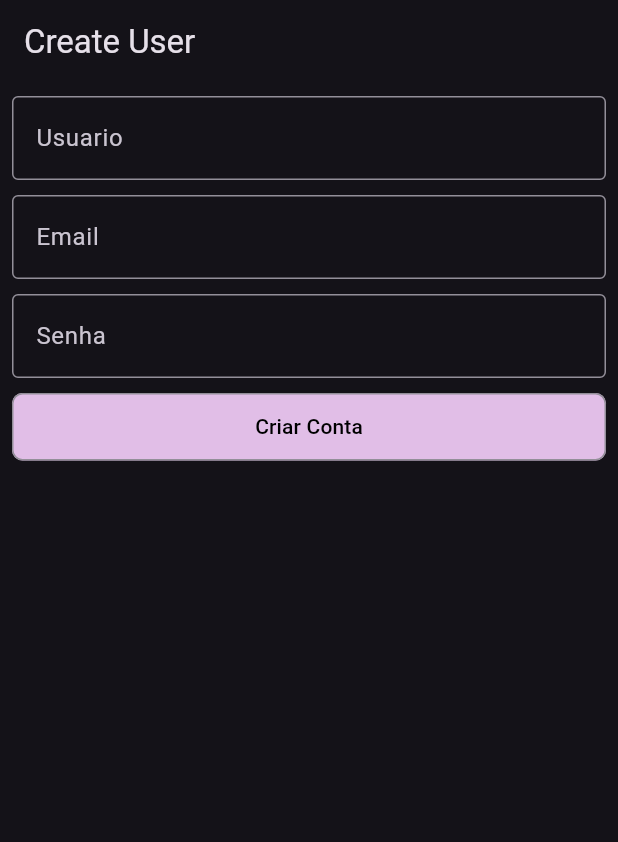
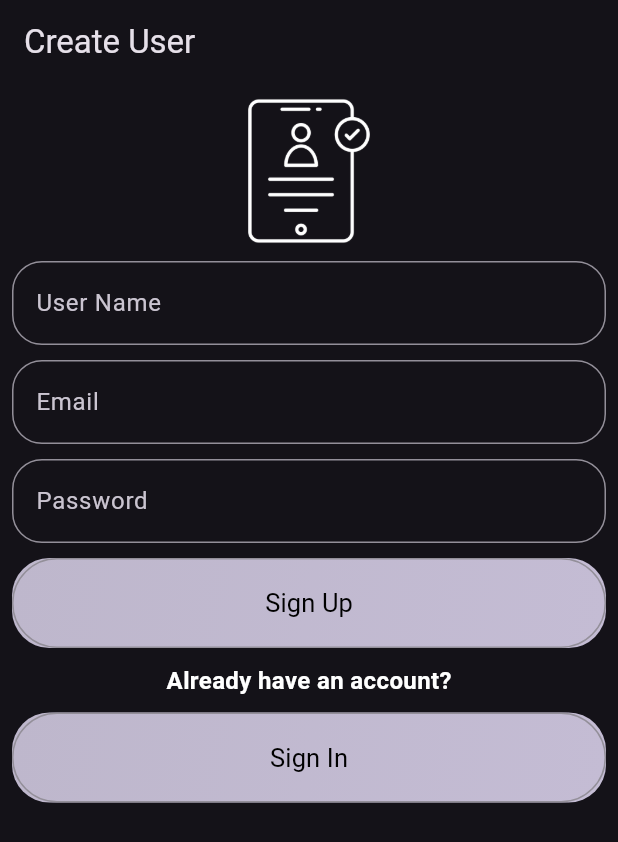
Before and after one commit to MatheusMed/app_crud_ezoom, a Flutter app: the screen it shows after launch, on a phone screen of 412 x 824 dp. Shown: the top 842 px of the screen. Run offline on Flutter 3.47's test engine with Material 3 defaults, Android fonts, the phone set to English and light mode, and no system bars; our stand-ins replace dio, shared_preferences.

Commit message:
create login screen

```diff
--- a/lib/app/controllers/home_controller.dart
+++ /dev/null
@@ -1,7 +0,0 @@
-import 'package:flutter/material.dart';
-
-class HomeController {
-  final textEddtingName = TextEditingController();
-  final textEddtingPassword = TextEditingController();
-  final textEddtingEmail = TextEditingController();
-}
--- /dev/null
+++ b/lib/app/controllers/user_controller.dart
@@ -0,0 +1,56 @@
+import 'package:app_crud_ezoom/app/models/user_model.dart';
+import 'package:app_crud_ezoom/app/services/user/i_user_service.dart';
+import 'package:flutter/material.dart';
+
+class UserController {
+  final textEddtingName = TextEditingController();
+  final textEddtingPassword = TextEditingController();
+  final textEddtingEmail = TextEditingController();
+
+  final keySingUp = GlobalKey<FormState>();
+
+  final IUserService _servicesImp;
+
+  UserController(this._servicesImp);
+
+  Future<void> createUser() async {
+    if (keySingUp.currentState!.validate()) {
+      final userModel = UserModel(
+        name: textEddtingName.text,
+        email: textEddtingEmail.text,
+        password: textEddtingPassword.text,
+      );
+
+      await _servicesImp.create(userModel: userModel);
+    }
+  }
+
+  Future<UserModel> login() async {
+    late UserModel user;
+    try {
+      if (keySingUp.currentState!.validate()) {
+        final userModel = UserModel(
+          email: textEddtingEmail.text,
+          password: textEddtingPassword.text,
+        );
+
+        user = await _servicesImp.loginUser(userModel: userModel);
+      }
+      return user;
+    } catch (e) {
+      throw Exception(e.toString());
+    }
+  }
+
+  disposeTextEditing() {
+    textEddtingEmail.dispose();
+    textEddtingName.dispose();
+    textEddtingPassword.dispose();
+  }
+
+  clearTextEditing() {
+    textEddtingEmail.clear();
+    textEddtingName.clear();
+    textEddtingPassword.clear();
+  }
+}
--- a/lib/app/models/user_model.dart
+++ b/lib/app/models/user_model.dart
@@ -5,21 +5,21 @@ import 'package:app_crud_ezoom/app/models/task_model.dart';
 import 'package:flutter/foundation.dart';
 
 class UserModel {
-  final int id;
-  final String name;
-  final String email;
-  final String password;
-  final DateTime createdAt;
-  final DateTime updateAt;
-  final List<TaskModel> tasks;
+  final int? id;
+  final String? name;
+  final String? email;
+  final String? password;
+  final DateTime? createdAt;
+  final DateTime? updateAt;
+  final List<TaskModel>? tasks;
   UserModel({
-    required this.id,
-    required this.name,
+    this.id,
+    this.name,
     required this.email,
     required this.password,
-    required this.createdAt,
-    required this.updateAt,
-    required this.tasks,
+    this.createdAt,
+    this.updateAt,
+    this.tasks,
   });
 
   Map<String, dynamic> toMap() {
@@ -28,25 +28,31 @@ class UserModel {
       'name': name,
       'email': email,
       'password': password,
-      'createdAt': createdAt.millisecondsSinceEpoch,
-      'updateAt': updateAt.millisecondsSinceEpoch,
-      'tasks': tasks.map((x) => x.toMap()).toList(),
+      'createdAt': createdAt?.millisecondsSinceEpoch,
+      'updateAt': updateAt?.millisecondsSinceEpoch,
+      'tasks': tasks?.map((x) => x.toMap()).toList(),
     };
   }
 
   factory UserModel.fromMap(Map<String, dynamic> map) {
     return UserModel(
-      id: map['id'] as int,
-      name: map['name'] as String,
-      email: map['email'] as String,
-      password: map['password'] as String,
-      createdAt: DateTime.fromMillisecondsSinceEpoch(map['createdAt'] as int),
-      updateAt: DateTime.fromMillisecondsSinceEpoch(map['updateAt'] as int),
-      tasks: List<TaskModel>.from(
-        (map['tasks'] as List<int>).map<TaskModel>(
-          (x) => TaskModel.fromMap(x as Map<String, dynamic>),
-        ),
-      ),
+      id: map['id'] != null ? map['id'] as int : null,
+      name: map['name'] != null ? map['name'] as String : null,
+      email: map['email'] != null ? map['email'] as String : null,
+      password: map['password'] != null ? map['password'] as String : null,
+      createdAt: map['createdAt'] != null
+          ? DateTime.fromMillisecondsSinceEpoch(map['createdAt'] as int)
+          : null,
+      updateAt: map['updateAt'] != null
+          ? DateTime.fromMillisecondsSinceEpoch(map['updateAt'] as int)
+          : null,
+      tasks: map['tasks'] != null
+          ? List<TaskModel>.from(
+              (map['tasks'] as List<int>).map<TaskModel?>(
+                (x) => TaskModel.fromMap(x as Map<String, dynamic>),
+              ),
+            )
+          : null,
     );
   }
 
@@ -83,4 +89,24 @@ class UserModel {
         updateAt.hashCode ^
         tasks.hashCode;
   }
+
+  UserModel copyWith({
+    int? id,
+    String? name,
+    String? email,
+    String? password,
+    DateTime? createdAt,
+    DateTime? updateAt,
+    List<TaskModel>? tasks,
+  }) {
+    return UserModel(
+      id: id ?? this.id,
+      name: name ?? this.name,
+      email: email ?? this.email,
+      password: password ?? this.password,
+      createdAt: createdAt ?? this.createdAt,
+      updateAt: updateAt ?? this.updateAt,
+      tasks: tasks ?? this.tasks,
+    );
+  }
 }
--- /dev/null
+++ b/lib/app/services/task/i_task_services.dart
@@ -0,0 +1,5 @@
+import 'package:app_crud_ezoom/app/models/task_model.dart';
+
+abstract interface class ITaskServices {
+  Future<TaskModel> createTask(TaskModel taskModel);
+}
--- /dev/null
+++ b/lib/app/services/task/task_services_imp.dart
@@ -0,0 +1 @@
+class TaskServicesImp {}
--- /dev/null
+++ b/lib/app/utils/constants.dart
@@ -0,0 +1,2 @@
+// ignore: constant_identifier_names
+const BASEURL = "https://crud-ezoom.vercel.app";
--- a/lib/app/views/home/home_view.dart
+++ /dev/null
@@ -1,55 +0,0 @@
-import 'package:app_crud_ezoom/app/controllers/home_controller.dart';
-import 'package:app_crud_ezoom/app/views/widgets/button.dart';
-import 'package:app_crud_ezoom/app/views/widgets/text_input.dart';
-import 'package:flutter/material.dart';
-
-class HomeView extends StatefulWidget {
-  const HomeView({super.key});
-
-  @override
-  State<HomeView> createState() => _HomeViewState();
-}
-
-class _HomeViewState extends State<HomeView> {
-  final controller = HomeController();
-
-  @override
-  void dispose() {
-    super.dispose();
-    controller.textEddtingEmail.dispose();
-    controller.textEddtingName.dispose();
-    controller.textEddtingPassword.dispose();
-  }
-
-  @override
-  Widget build(BuildContext context) {
-    return Scaffold(
-      appBar: AppBar(
-        title: const Text('Create User'),
-      ),
-      body: Padding(
-        padding: const EdgeInsets.all(8.0),
-        child: Column(
-          children: [
-            TextInput(
-              textEditingController: controller.textEddtingName,
-              labelText: "Usuario",
-            ),
-            const SizedBox(height: 10),
-            TextInput(
-              textEditingController: controller.textEddtingEmail,
-              labelText: "Email",
-            ),
-            const SizedBox(height: 10),
-            TextInput(
-              textEditingController: controller.textEddtingPassword,
-              labelText: "Senha",
-            ),
-            const SizedBox(height: 10),
-            Button(onPressed: () {}, label: "Criar Conta")
-          ],
-        ),
-      ),
-    );
-  }
-}
--- /dev/null
+++ b/lib/app/views/signUpView/sign_up_view.dart
@@ -0,0 +1,121 @@
+import 'package:app_crud_ezoom/app/controllers/user_controller.dart';
+import 'package:app_crud_ezoom/app/services/user/user_services_imp.dart';
+import 'package:app_crud_ezoom/app/views/signInView/sign_in_view.dart';
+import 'package:app_crud_ezoom/app/views/widgets/button.dart';
+import 'package:app_crud_ezoom/app/views/widgets/text_input.dart';
+import 'package:app_crud_ezoom/app/views/widgets/text_widget.dart';
+import 'package:dio/dio.dart';
+import 'package:flutter/material.dart';
+
+class SignUpView extends StatefulWidget {
+  const SignUpView({super.key});
+
+  @override
+  State<SignUpView> createState() => _SignUpViewState();
+}
+
+class _SignUpViewState extends State<SignUpView> {
+  final controller = UserController(UserServicesImp(dio: Dio()));
+
+  @override
+  void dispose() {
+    controller.disposeTextEditing();
+    super.dispose();
+  }
+
+  @override
+  Widget build(BuildContext context) {
+    return Scaffold(
+      appBar: AppBar(
+        title: const Text('Create User'),
+      ),
+      body: Padding(
+        padding: const EdgeInsets.all(8.0),
+        child: Center(
+          child: Form(
+            key: controller.keySingUp,
+            child: ListView(
+              children: [
+                SizedBox(
+                  height: 100,
+                  width: 200,
+                  child: Image.asset(
+                    "assets/icons/online-registration-outline.png",
+                    color: Colors.white,
+                  ),
+                ),
+                const SizedBox(height: 10),
+                TextInput(
+                  textEditingController: controller.textEddtingName,
+                  labelText: "User Name",
+                  validator: (value) {
+                    if (value == null || value.isEmpty) {
+                      return 'Required field';
+                    }
+                    return null;
+                  },
+                ),
+                const SizedBox(height: 10),
+                TextInput(
+                  textEditingController: controller.textEddtingEmail,
+                  labelText: "Email",
+                  validator: (value) {
+                    if (value == null || value.isEmpty) {
+                      return 'Required field';
+                    }
+                    return null;
+                  },
+                ),
+                const SizedBox(height: 10),
+                TextInput(
+                  textEditingController: controller.textEddtingPassword,
+                  labelText: "Password",
+                  validator: (value) {
+                    if (value == null || value.isEmpty) {
+                      return 'Required field';
+                    }
+                    return null;
+                  },
+                ),
+                const SizedBox(height: 10),
+                Button(
+                  onPressed: () async {
+                    await controller.createUser().then((value) {
+                      controller.clearTextEditing();
+                      return Navigator.push(
+                          context,
+                          MaterialPageRoute(
+                            builder: (context) => const SignInView(),
+                          ));
+                    });
+                  },
+                  label: "Sign Up",
+                ),
+                const SizedBox(height: 10),
+                const Center(
+                  child: TextWidget(
+                    label: "Already have an account?",
+                    fontWeight: FontWeight.w700,
+                  ),
+                ),
+                const SizedBox(height: 10),
+                Button(
+                  onPressed: () {
+                    controller.clearTextEditing();
+
+                    Navigator.push(
+                        context,
+                        MaterialPageRoute(
+                          builder: (context) => const SignInView(),
+                        ));
+                  },
+                  label: "Sign In",
+                ),
+              ],
+            ),
+          ),
+        ),
+      ),
+    );
+  }
+}
--- a/lib/app/views/widgets/button.dart
+++ b/lib/app/views/widgets/button.dart
@@ -1,3 +1,4 @@
+import 'package:app_crud_ezoom/app/views/widgets/text_widget.dart';
 import 'package:flutter/material.dart';
 
 class Button extends StatelessWidget {
@@ -7,22 +8,26 @@ class Button extends StatelessWidget {
 
   @override
   Widget build(BuildContext context) {
-    return SizedBox(
-      width: MediaQuery.of(context).size.width * 0.99,
-      height: 45,
+    return Container(
+      width: 370,
+      height: 60,
+      decoration: BoxDecoration(
+        borderRadius: BorderRadius.circular(25),
+        gradient: const LinearGradient(
+          colors: [
+            Color.fromARGB(255, 190, 183, 204),
+            Color.fromARGB(255, 196, 188, 212)
+          ],
+          begin: Alignment.topLeft,
+          end: Alignment.bottomRight,
+        ),
+      ),
       child: OutlinedButton(
-        style: OutlinedButton.styleFrom(
-          backgroundColor: Colors.purple.shade100,
-          shape: RoundedRectangleBorder(
-            borderRadius: BorderRadius.circular(7),
-          ),
-        ),
         onPressed: onPressed,
-        child: Text(
-          label,
-          style: const TextStyle(
-            color: Colors.black,
-          ),
+        child: TextWidget(
+          label: label,
+          color: Colors.black,
+          fontSize: 17,
         ),
       ),
     );
--- a/lib/app/views/widgets/text_input.dart
+++ b/lib/app/views/widgets/text_input.dart
@@ -3,18 +3,29 @@ import 'package:flutter/material.dart';
 class TextInput extends StatelessWidget {
   final TextEditingController textEditingController;
   final String labelText;
+  final FocusNode? focusNode;
+  final String? Function(String?)? validator;
   const TextInput(
       {super.key,
       required this.textEditingController,
-      required this.labelText});
+      required this.labelText,
+      this.focusNode,
+      this.validator});
 
   @override
   Widget build(BuildContext context) {
-    return TextFormField(
-      controller: textEditingController,
-      decoration: InputDecoration(
-        border: const OutlineInputBorder(),
-        labelText: labelText,
+    return SizedBox(
+      width: 370,
+      child: TextFormField(
+        controller: textEditingController,
+        validator: validator,
+        decoration: InputDecoration(
+          border: OutlineInputBorder(
+            borderRadius: BorderRadius.circular(20),
+          ),
+          labelText: labelText,
+        ),
+        focusNode: focusNode,
       ),
     );
   }
--- /dev/null
+++ b/lib/app/views/widgets/text_widget.dart
@@ -0,0 +1,24 @@
+import 'package:flutter/material.dart';
+
+class TextWidget extends StatelessWidget {
+  final String label;
+  final double? fontSize;
+  final Color? color;
+  final FontWeight? fontWeight;
+  const TextWidget({
+    super.key,
+    required this.label,
+    this.fontSize = 16,
+    this.fontWeight = FontWeight.normal,
+    this.color = Colors.white,
+  });
+
+  @override
+  Widget build(BuildContext context) {
+    return Text(
+      label,
+      style:
+          TextStyle(fontSize: fontSize, fontWeight: fontWeight, color: color),
+    );
+  }
+}
--- a/lib/main.dart
+++ b/lib/main.dart
@@ -1,4 +1,4 @@
-import 'package:app_crud_ezoom/app/views/home/home_view.dart';
+import 'package:app_crud_ezoom/app/views/splashView/splash_view.dart';
 import 'package:flutter/material.dart';
 
 void main() {
@@ -18,7 +18,7 @@ class MyApp extends StatelessWidget {
         useMaterial3: true,
         brightness: Brightness.dark,
       ),
-      home: HomeView(),
+      home: const SplashView(),
     );
   }
 }
--- a/pubspec.yaml
+++ b/pubspec.yaml
@@ -61,8 +61,8 @@ flutter:
   uses-material-design: true
 
   # To add assets to your application, add an assets section, like this:
-  # assets:
-  #   - images/a_dot_burr.jpeg
+  assets:
+    - assets/icons/
   #   - images/a_dot_ham.jpeg
 
   # An image asset can refer to one or more resolution-specific "variants", see
```
Also changed, not shown: lib/app/models/task_model.dart (+38 -12 lines), lib/app/services/user/user_services_imp.dart (+24 -6 lines), lib/app/views/listTasks/list_task_view.dart (added, +15 -0 lines), lib/app/views/signInView/sign_in_view.dart (added, +77 -0 lines), lib/app/views/splashView/splash_view.dart (added, +61 -0 lines), assets/icons/online-registration-outline.png (added), assets/icons/online-registration.png (added).
